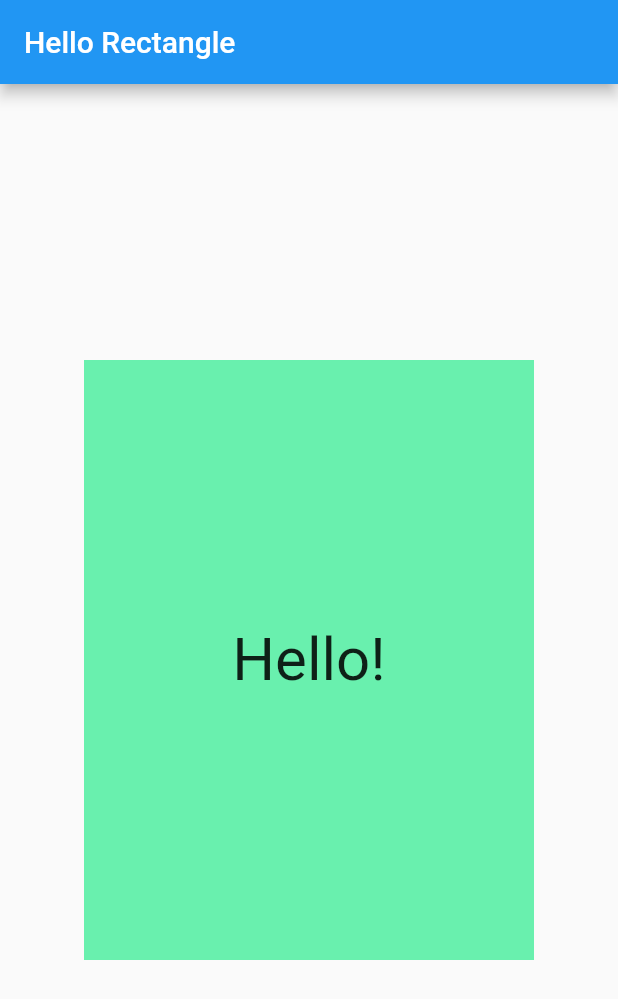
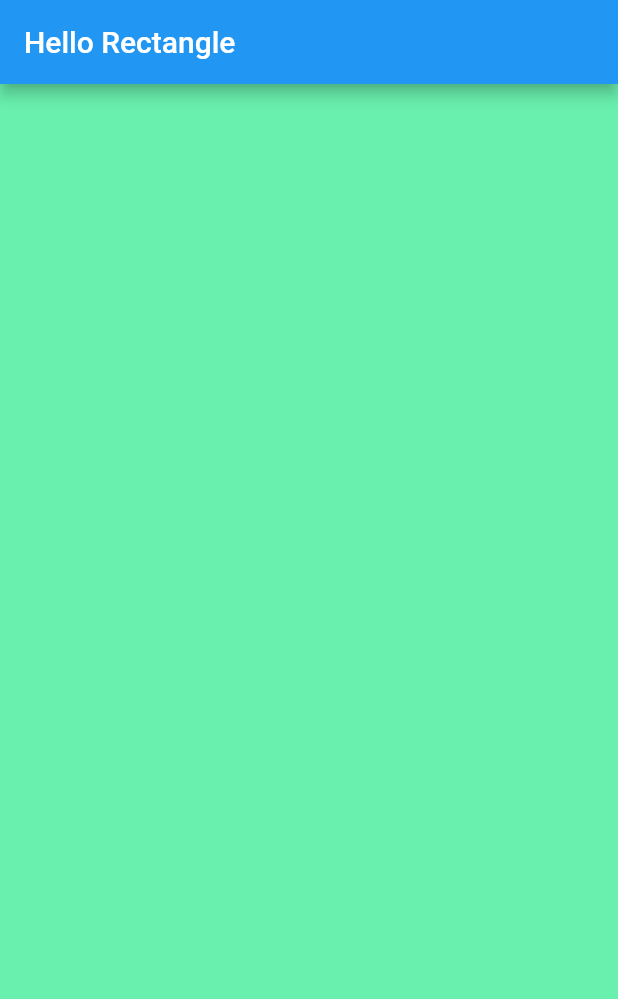
Before and after one commit to oishigyunyu/hello_rectangle, a Flutter app: the screen it shows after launch, on a phone screen of 412 x 824 dp. Shown: the top 999 px of the screen. Run offline on Flutter 3.47's test engine with Material 2 defaults, Android fonts, the light colour scheme and no system bars.

Commit message:
dissect hello rectangleまで

```diff
--- a/lib/main.dart
+++ b/lib/main.dart
@@ -8,35 +8,14 @@ void main() {
   runApp(
     MaterialApp(
       debugShowCheckedModeBanner: false,
-      title: 'Hello Rectangle',
       home: Scaffold(
         appBar: AppBar(
-          title: const Text('Hello Rectangle'),
+          title: const Text("Hello Rectangle"),
         ),
-        body: const HelloRectangle(),
+        body: Container(
+          color: Colors.greenAccent,
+        ),
       ),
     ),
   );
 }
-
-class HelloRectangle extends StatelessWidget {
-  const HelloRectangle({Key? key}) : super(key: key);
-
-  @override
-  Widget build(BuildContext context) {
-    return Center(
-      child: Container(
-        color: Colors.greenAccent,
-        height: 400.0,
-        width: 300.0,
-        child: const Center(
-          child: Text(
-            'Hello!',
-            style: TextStyle(fontSize: 40.0),
-            textAlign: TextAlign.center,
-          ),
-        ),
-      ),
-    );
-  }
-}
```
